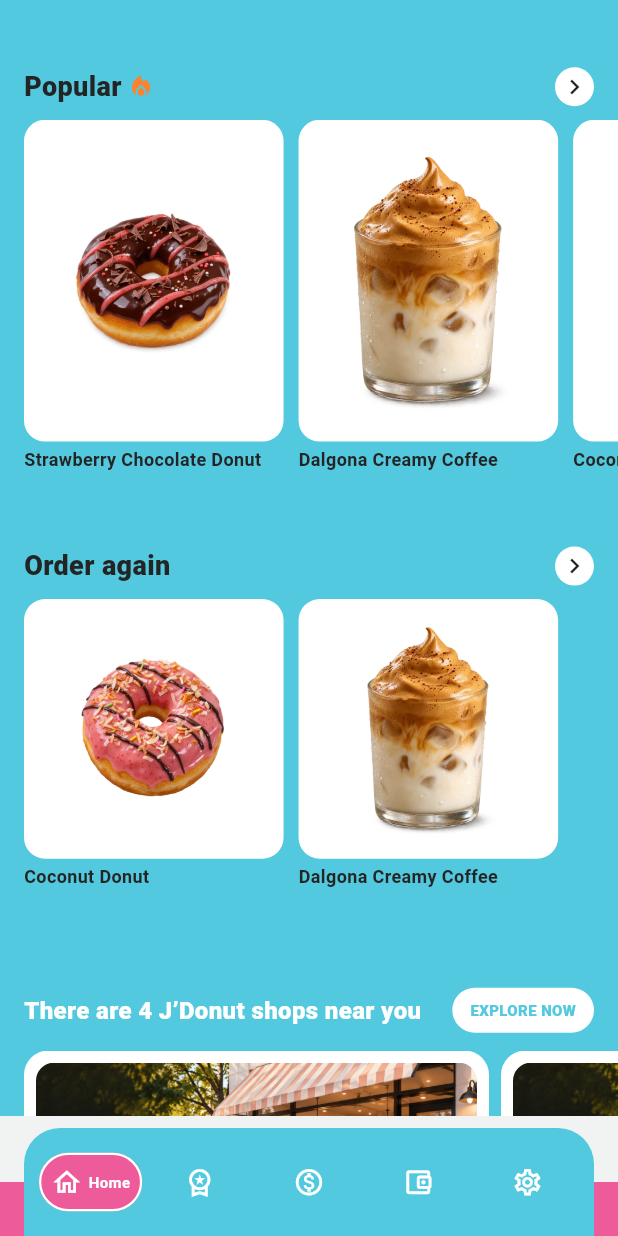
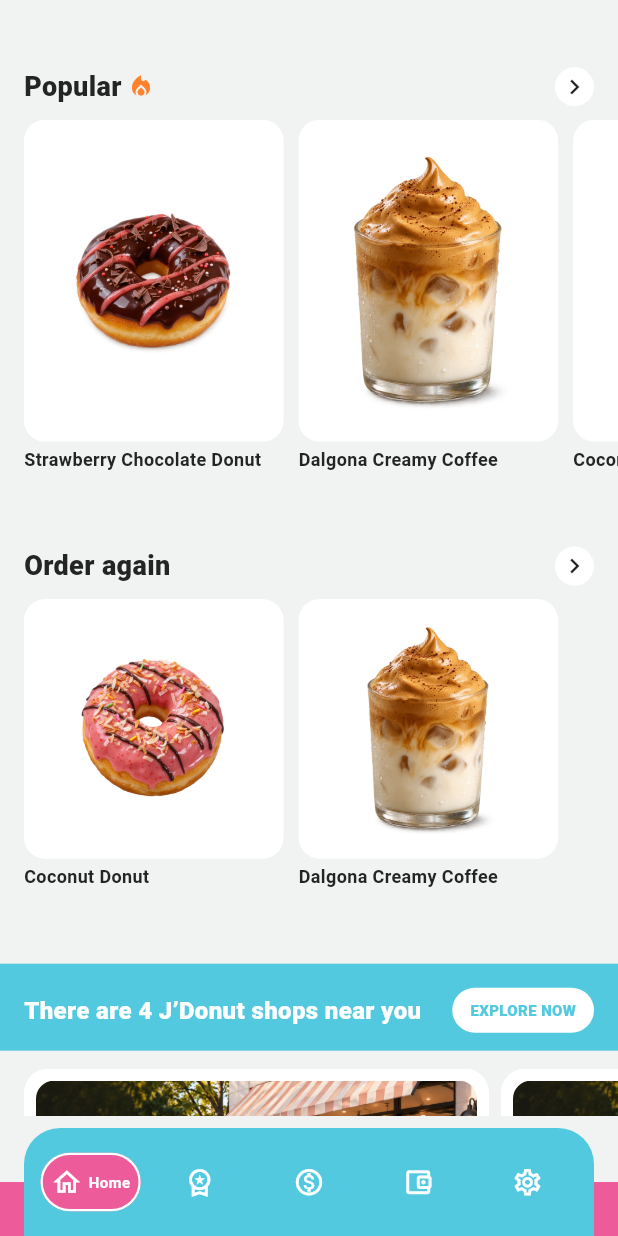
Before and after one commit to eizinhtun/jdonuts, a Flutter app: the HomeScreen screen opened by its route, scrolled down 576 dp, on a phone screen of 412 x 824 dp. Run offline on Flutter 3.47's test engine with Material 3 defaults, Android fonts, the phone set to English and light mode, and no system bars; our stand-ins replace cached_network_image, connectivity_plus, drift, flutter_riverpod, flutter_secure_storage, flutter_svg and 1 more; accounts and stored records are empty; generated files the repository leaves out were written again; network calls fail.

Commit message:
Limit Home shop blue background and fix nav overflow

```diff
--- a/lib/features/home/presentation/widgets/app_bottom_nav.dart
+++ b/lib/features/home/presentation/widgets/app_bottom_nav.dart
@@ -23,9 +23,13 @@ class AppBottomNav extends StatelessWidget {
   Widget build(BuildContext context) {
     final items = _items(context);
     if (homeStyle) {
+      final navItemWidth =
+          (MediaQuery.sizeOf(context).width -
+              2 * _homeNavigationSideInset -
+              16) /
+          items.length;
       final compact =
-          MediaQuery.sizeOf(context).width < 380 ||
-          MediaQuery.textScalerOf(context).scale(1) > 1.2;
+          navItemWidth < 68 || MediaQuery.textScalerOf(context).scale(1) > 1.2;
       final bottomInset = MediaQuery.viewPaddingOf(context).bottom;
       final panelHeight = _homeNavigationContentHeight + bottomInset;
       final pinkBackingHeight = _homePinkBackingHeight + bottomInset;
@@ -161,7 +165,11 @@ class _HomeNavigationItem extends StatelessWidget {
         borderRadius: BorderRadius.circular(24),
         child: Padding(
           padding: EdgeInsets.symmetric(
-            horizontal: selected ? 8 : 10,
+            horizontal: selected && showLabel
+                ? 7
+                : selected
+                ? 8
+                : 10,
             vertical: 9,
           ),
           child: Row(
@@ -170,12 +178,17 @@ class _HomeNavigationItem extends StatelessWidget {
               Icon(icon, size: 21, color: AppColors.white),
               if (showLabel) ...[
                 const SizedBox(width: 4),
-                Text(
-                  label,
-                  style: const TextStyle(
-                    color: AppColors.white,
-                    fontSize: 10,
-                    fontWeight: FontWeight.w700,
+                Flexible(
+                  child: Text(
+                    label,
+                    maxLines: 1,
+                    softWrap: false,
+                    overflow: TextOverflow.ellipsis,
+                    style: const TextStyle(
+                      color: AppColors.white,
+                      fontSize: 10,
+                      fontWeight: FontWeight.w700,
+                    ),
                   ),
                 ),
               ],
--- a/lib/features/home/presentation/widgets/home_shops.dart
+++ b/lib/features/home/presentation/widgets/home_shops.dart
@@ -31,17 +31,18 @@ class HomeShops extends StatelessWidget {
             child: CustomPaint(painter: _ShopLandscapePainter()),
           ),
           Padding(
-            padding: const EdgeInsets.fromLTRB(
-              AppSpace.md,
-              AppSpace.md,
-              0,
-              AppSpace.xl,
-            ),
+            padding: const EdgeInsets.only(bottom: AppSpace.xl),
             child: Column(
               crossAxisAlignment: CrossAxisAlignment.start,
               children: [
-                Padding(
-                  padding: const EdgeInsets.only(right: AppSpace.md),
+                Container(
+                  color: AppColors.cyan,
+                  padding: const EdgeInsets.fromLTRB(
+                    AppSpace.md,
+                    AppSpace.md,
+                    AppSpace.md,
+                    AppSpace.smPlus,
+                  ),
                   child: Row(
                     children: [
                       Expanded(
@@ -71,7 +72,7 @@ class HomeShops extends StatelessWidget {
                     child: Center(
                       child: Text(
                         context.l10n.noNearbyShops,
-                        style: const TextStyle(color: AppColors.white),
+                        style: const TextStyle(color: AppColors.ink),
                       ),
                     ),
                   )
@@ -80,7 +81,9 @@ class HomeShops extends StatelessWidget {
                     height: cardHeight,
                     child: ListView.separated(
                       scrollDirection: Axis.horizontal,
-                      padding: const EdgeInsets.only(right: AppSpace.md),
+                      padding: const EdgeInsets.symmetric(
+                        horizontal: AppSpace.md,
+                      ),
                       itemCount: shops.length,
                       separatorBuilder: (_, _) =>
                           const SizedBox(width: AppSpace.sm),
@@ -226,7 +229,7 @@ class _ShopLandscapePainter extends CustomPainter {
 
   @override
   void paint(Canvas canvas, Size size) {
-    canvas.drawColor(AppColors.cyan, BlendMode.src);
+    canvas.drawColor(AppColors.rewardsCanvas, BlendMode.src);
     final backHill = Path()
       ..moveTo(0, size.height * .78)
       ..cubicTo(
```
Also changed, not shown: 1 other file.
